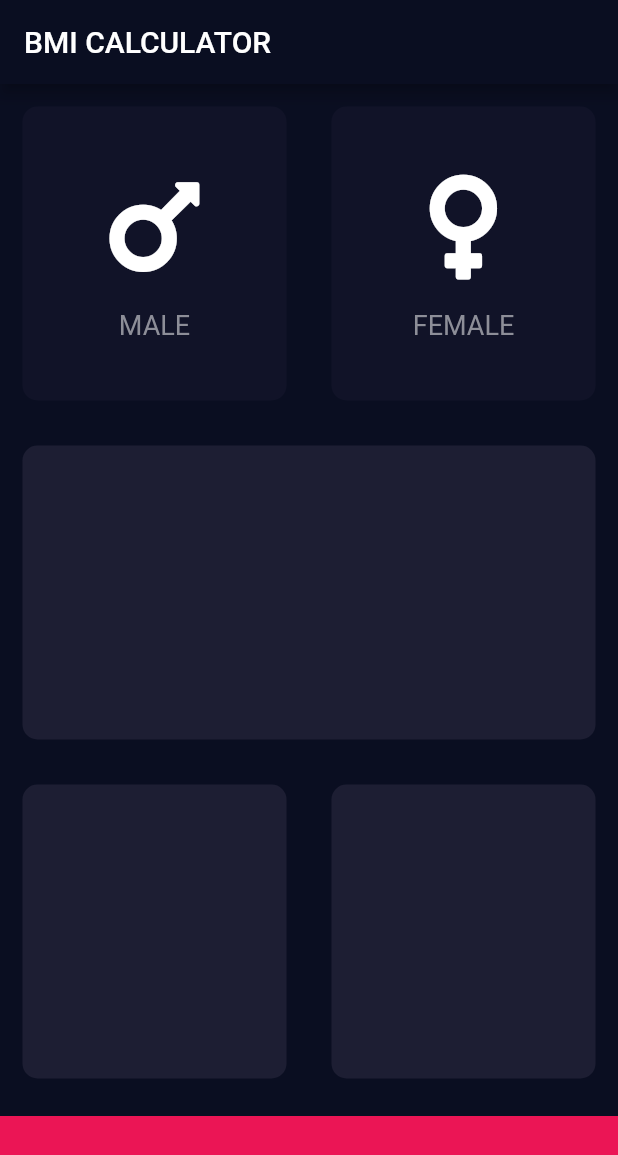
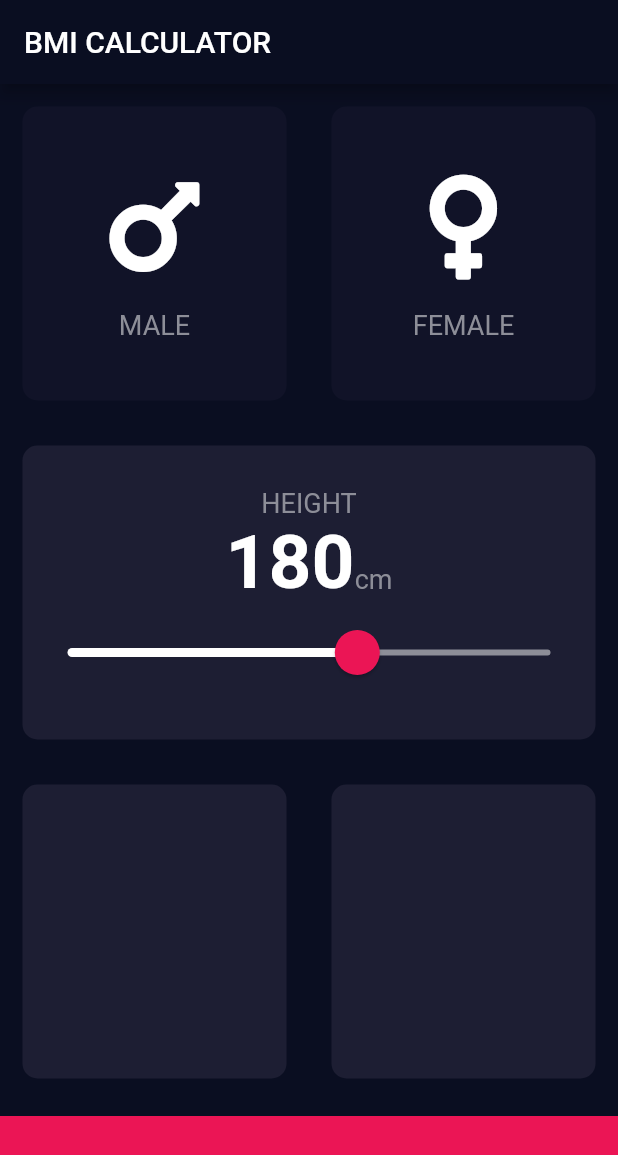
Before and after one commit to kheldar666/flutter-course, a Flutter app: the screen it shows after launch, on a phone screen of 412 x 824 dp. Shown: the top 1155 px of the screen. Run offline on Flutter 3.47's test engine with Material 2 defaults, Android fonts, the phone set to English and light mode, and no system bars; our stand-ins replace audioplayers, font_awesome_flutter.

Commit message:
Adding Slider and customized theme

```diff
--- a/bmi-calculator-flutter/lib/constants.dart
+++ b/bmi-calculator-flutter/lib/constants.dart
@@ -3,6 +3,11 @@ import 'package:flutter/material.dart';
 const kLabelTextStyle = TextStyle(
   fontSize: 18,
   color: Color(0xff8d8e98),
+);
+
+const kNumberStyle = TextStyle(
+  fontSize: 50,
+  fontWeight: FontWeight.w700,
 );
 
 const double kBottomContainerHeight = 80;
--- a/bmi-calculator-flutter/lib/input_dart.dart
+++ b/bmi-calculator-flutter/lib/input_dart.dart
@@ -12,6 +12,8 @@ class InputPage extends StatefulWidget {
 class _InputPageState extends State<InputPage> {
   Gender selectedGender;
 
+  int height = 180;
+
   @override
   Widget build(BuildContext context) {
     return Scaffold(
@@ -19,6 +21,7 @@ class _InputPageState extends State<InputPage> {
         title: Text('BMI CALCULATOR'),
       ),
       body: Column(
+        crossAxisAlignment: CrossAxisAlignment.stretch,
         children: [
           Expanded(
             child: Row(
@@ -60,7 +63,38 @@ class _InputPageState extends State<InputPage> {
                   child: ReusableCard(
                     color: kActiveCardColor,
                     cardChild: Column(
-                      children: [],
+                      mainAxisAlignment: MainAxisAlignment.center,
+                      children: [
+                        Text(
+                          'HEIGHT',
+                          style: kLabelTextStyle,
+                        ),
+                        Row(
+                          mainAxisAlignment: MainAxisAlignment.center,
+                          crossAxisAlignment: CrossAxisAlignment.baseline,
+                          textBaseline: TextBaseline.alphabetic,
+                          children: [
+                            Text(
+                              height.toString(),
+                              style: kNumberStyle,
+                            ),
+                            Text(
+                              'cm',
+                              style: kLabelTextStyle,
+                            )
+                          ],
+                        ),
+                        Slider(
+                          value: height.toDouble(),
+                          min: 120,
+                          max: 220,
+                          onChanged: (double value) {
+                            setState(() {
+                              height = value.toInt();
+                            });
+                          },
+                        ),
+                      ],
                     ),
                   ),
                 )
--- a/bmi-calculator-flutter/lib/main.dart
+++ b/bmi-calculator-flutter/lib/main.dart
@@ -9,12 +9,19 @@ class BMICalculator extends StatelessWidget {
     return MaterialApp(
       home: InputPage(),
       theme: ThemeData.dark().copyWith(
-        scaffoldBackgroundColor: Color(0xFF0a0e21),
-        colorScheme: ColorScheme.fromSwatch().copyWith(
-          primary: Color(0xFF0a0e21),
-          secondary: Colors.greenAccent,
-        ),
-      ),
+          scaffoldBackgroundColor: Color(0xFF0a0e21),
+          colorScheme: ColorScheme.fromSwatch().copyWith(
+            primary: Color(0xFF0a0e21),
+            secondary: Colors.greenAccent,
+          ),
+          sliderTheme: SliderTheme.of(context).copyWith(
+            thumbColor: Color(0xffeb1555),
+            thumbShape: RoundSliderThumbShape(enabledThumbRadius: 15),
+            overlayShape: RoundSliderOverlayShape(overlayRadius: 30),
+            overlayColor: Color(0x29eb1555),
+            inactiveTrackColor: Color(0xff8d8e98),
+            activeTrackColor: Colors.white,
+          )),
     );
   }
 }
```
